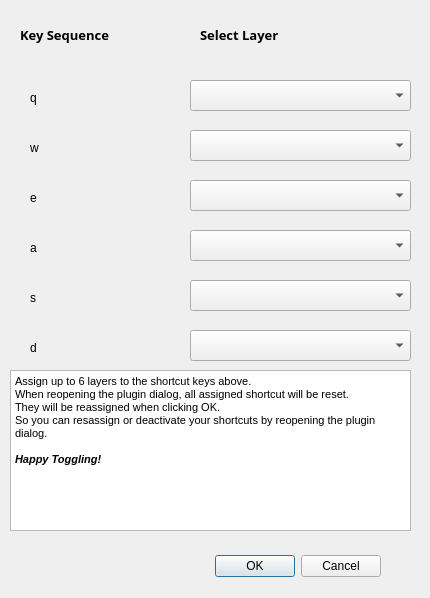
Above: vis_toggler_dialog_base.ui from staffordsmith83/QGIS-layer-toggler-multi before the change. Below: the same form after it.
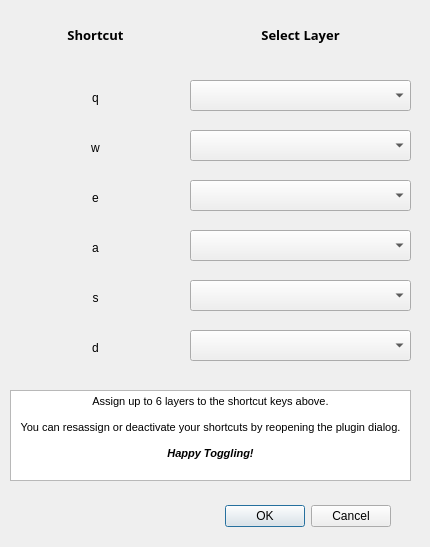
That is the form after the change. Custom widgets are drawn as their Qt base class.

Commit message: Handled error if assigned layer removed. Updated ui."

What changed in the file:
```diff
--- a/vis_toggler_dialog_base.ui
+++ b/vis_toggler_dialog_base.ui
@@ -7,7 +7,7 @@
     <x>0</x>
     <y>0</y>
     <width>430</width>
-    <height>598</height>
+    <height>547</height>
    </rect>
   </property>
   <property name="windowTitle">
@@ -16,9 +16,9 @@
   <widget class="QDialogButtonBox" name="button_box">
    <property name="geometry">
     <rect>
-     <x>40</x>
-     <y>550</y>
-     <width>341</width>
+     <x>220</x>
+     <y>500</y>
+     <width>171</width>
      <height>32</height>
     </rect>
    </property>
@@ -48,9 +48,9 @@
   <widget class="QLabel" name="label">
    <property name="geometry">
     <rect>
-     <x>20</x>
+     <x>30</x>
      <y>20</y>
-     <width>111</width>
+     <width>131</width>
      <height>31</height>
     </rect>
    </property>
@@ -63,11 +63,14 @@
     </font>
    </property>
    <property name="text">
-    <string>Key Sequence</string>
+    <string>Shortcut</string>
    </property>
    <property name="textFormat">
     <enum>Qt::RichText</enum>
    </property>
+   <property name="alignment">
+    <set>Qt::AlignCenter</set>
+   </property>
   </widget>
   <widget class="QgsMapLayerComboBox" name="mMapLayerComboBox_2">
    <property name="geometry">
@@ -113,6 +116,9 @@
    <property name="text">
     <string>q</string>
    </property>
+   <property name="alignment">
+    <set>Qt::AlignCenter</set>
+   </property>
   </widget>
   <widget class="QLabel" name="label_3">
    <property name="geometry">
@@ -126,6 +132,9 @@
    <property name="text">
     <string>w</string>
    </property>
+   <property name="alignment">
+    <set>Qt::AlignCenter</set>
+   </property>
   </widget>
   <widget class="QLabel" name="label_4">
    <property name="geometry">
@@ -139,13 +148,16 @@
    <property name="text">
     <string>e</string>
    </property>
+   <property name="alignment">
+    <set>Qt::AlignCenter</set>
+   </property>
   </widget>
   <widget class="QLabel" name="label_5">
    <property name="geometry">
     <rect>
-     <x>200</x>
+     <x>190</x>
      <y>20</y>
-     <width>111</width>
+     <width>221</width>
      <height>31</height>
     </rect>
    </property>
@@ -163,6 +175,9 @@
    <property name="textFormat">
     <enum>Qt::RichText</enum>
    </property>
+   <property name="alignment">
+    <set>Qt::AlignCenter</set>
+   </property>
   </widget>
   <widget class="QgsMapLayerComboBox" name="mMapLayerComboBox_4">
    <property name="geometry">
@@ -224,6 +239,9 @@
    <property name="text">
     <string>a</string>
    </property>
+   <property name="alignment">
+    <set>Qt::AlignCenter</set>
+   </property>
   </widget>
   <widget class="QLabel" name="label_7">
    <property name="geometry">
@@ -237,6 +255,9 @@
    <property name="text">
     <string>s</string>
    </property>
+   <property name="alignment">
+    <set>Qt::AlignCenter</set>
+   </property>
   </widget>
   <widget class="QLabel" name="label_8">
    <property name="geometry">
@@ -250,14 +271,17 @@
    <property name="text">
     <string>d</string>
    </property>
+   <property name="alignment">
+    <set>Qt::AlignCenter</set>
+   </property>
   </widget>
   <widget class="QTextBrowser" name="textBrowser">
    <property name="geometry">
     <rect>
      <x>10</x>
-     <y>370</y>
+     <y>390</y>
      <width>401</width>
-     <height>161</height>
+     <height>91</height>
     </rect>
    </property>
    <property name="html">
@@ -265,12 +289,11 @@
 &lt;html&gt;&lt;head&gt;&lt;meta name=&quot;qrichtext&quot; content=&quot;1&quot; /&gt;&lt;style type=&quot;text/css&quot;&gt;
 p, li { white-space: pre-wrap; }
 &lt;/style&gt;&lt;/head&gt;&lt;body style=&quot; font-family:'MS Shell Dlg 2'; font-size:7.875pt; font-weight:400; font-style:normal;&quot;&gt;
-&lt;p style=&quot; margin-top:0px; margin-bottom:0px; margin-left:0px; margin-right:0px; -qt-block-indent:0; text-indent:0px;&quot;&gt;Assign up to 6 layers to the shortcut keys above.&lt;/p&gt;
-&lt;p style=&quot; margin-top:0px; margin-bottom:0px; margin-left:0px; margin-right:0px; -qt-block-indent:0; text-indent:0px;&quot;&gt;When reopening the plugin dialog, all assigned shortcut will be reset.&lt;/p&gt;
-&lt;p style=&quot; margin-top:0px; margin-bottom:0px; margin-left:0px; margin-right:0px; -qt-block-indent:0; text-indent:0px;&quot;&gt;They will be reassigned when clicking OK.&lt;/p&gt;
-&lt;p style=&quot; margin-top:0px; margin-bottom:0px; margin-left:0px; margin-right:0px; -qt-block-indent:0; text-indent:0px;&quot;&gt;So you can resassign or deactivate your shortcuts by reopening the plugin dialog.&lt;/p&gt;
-&lt;p style=&quot;-qt-paragraph-type:empty; margin-top:0px; margin-bottom:0px; margin-left:0px; margin-right:0px; -qt-block-indent:0; text-indent:0px;&quot;&gt;&lt;br /&gt;&lt;/p&gt;
-&lt;p style=&quot; margin-top:0px; margin-bottom:0px; margin-left:0px; margin-right:0px; -qt-block-indent:0; text-indent:0px;&quot;&gt;&lt;span style=&quot; font-weight:600; font-style:italic;&quot;&gt;Happy Toggling!&lt;/span&gt;&lt;/p&gt;&lt;/body&gt;&lt;/html&gt;</string>
+&lt;p align=&quot;center&quot; style=&quot; margin-top:0px; margin-bottom:0px; margin-left:0px; margin-right:0px; -qt-block-indent:0; text-indent:0px;&quot;&gt;Assign up to 6 layers to the shortcut keys above.&lt;/p&gt;
+&lt;p align=&quot;center&quot; style=&quot;-qt-paragraph-type:empty; margin-top:0px; margin-bottom:0px; margin-left:0px; margin-right:0px; -qt-block-indent:0; text-indent:0px;&quot;&gt;&lt;br /&gt;&lt;/p&gt;
+&lt;p align=&quot;center&quot; style=&quot; margin-top:0px; margin-bottom:0px; margin-left:0px; margin-right:0px; -qt-block-indent:0; text-indent:0px;&quot;&gt;You can resassign or deactivate your shortcuts by reopening the plugin dialog.&lt;/p&gt;
+&lt;p align=&quot;center&quot; style=&quot;-qt-paragraph-type:empty; margin-top:0px; margin-bottom:0px; margin-left:0px; margin-right:0px; -qt-block-indent:0; text-indent:0px;&quot;&gt;&lt;br /&gt;&lt;/p&gt;
+&lt;p align=&quot;center&quot; style=&quot; margin-top:0px; margin-bottom:0px; margin-left:0px; margin-right:0px; -qt-block-indent:0; text-indent:0px;&quot;&gt;&lt;span style=&quot; font-weight:600; font-style:italic;&quot;&gt;Happy Toggling!&lt;/span&gt;&lt;/p&gt;&lt;/body&gt;&lt;/html&gt;</string>
    </property>
   </widget>
  </widget>
```
The commit also changes 1 other file.
